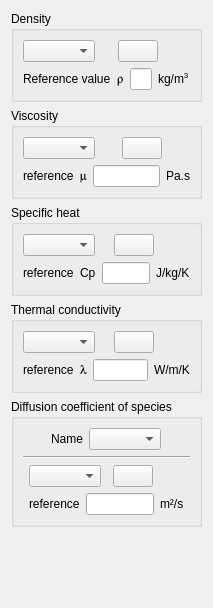
This is gui/Pages/FluidCharacteristicsForm.ui in code-saturne/code_saturne as Qt 5 draws it before an edit. The edited form follows.
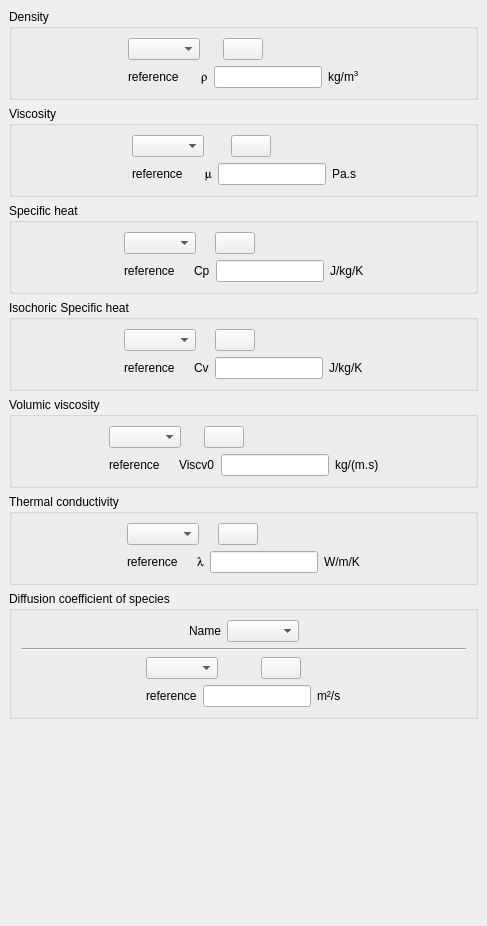
This is the edited form. Icons and pictures are not drawn.

What changed in the file:
```diff
--- a/gui/Pages/FluidCharacteristicsForm.ui
+++ b/gui/Pages/FluidCharacteristicsForm.ui
@@ -6,20 +6,376 @@
    <rect>
     <x>0</x>
     <y>0</y>
-    <width>203</width>
-    <height>608</height>
+    <width>487</width>
+    <height>926</height>
    </rect>
   </property>
   <property name="windowTitle">
    <string>Form</string>
   </property>
-  <layout class="QGridLayout" name="gridLayout">
+  <layout class="QGridLayout">
+   <property name="margin">
+    <number>9</number>
+   </property>
+   <property name="spacing">
+    <number>6</number>
+   </property>
+   <item row="3" column="0">
+    <widget class="QGroupBox" name="groupBoxCv">
+     <property name="title">
+      <string>Isochoric Specific heat</string>
+     </property>
+     <layout class="QGridLayout">
+      <property name="margin">
+       <number>9</number>
+      </property>
+      <property name="spacing">
+       <number>6</number>
+      </property>
+      <item row="0" column="2">
+       <spacer>
+        <property name="orientation">
+         <enum>Qt::Horizontal</enum>
+        </property>
+        <property name="sizeHint" stdset="0">
+         <size>
+          <width>50</width>
+          <height>22</height>
+         </size>
+        </property>
+       </spacer>
+      </item>
+      <item row="0" column="1">
+       <layout class="QVBoxLayout">
+        <property name="spacing">
+         <number>6</number>
+        </property>
+        <property name="margin">
+         <number>0</number>
+        </property>
+        <item>
+         <layout class="QHBoxLayout">
+          <property name="spacing">
+           <number>6</number>
+          </property>
+          <property name="margin">
+           <number>0</number>
+          </property>
+          <item>
+           <layout class="QHBoxLayout">
+            <property name="spacing">
+             <number>6</number>
+            </property>
+            <property name="margin">
+             <number>0</number>
+            </property>
+            <item>
+             <widget class="QComboBox" name="comboBoxCv">
+              <property name="toolTip">
+               <string>Code_Saturne key word: ICP</string>
+              </property>
+             </widget>
+            </item>
+            <item>
+             <spacer>
+              <property name="orientation">
+               <enum>Qt::Horizontal</enum>
+              </property>
+              <property name="sizeHint" stdset="0">
+               <size>
+                <width>13</width>
+                <height>22</height>
+               </size>
+              </property>
+             </spacer>
+            </item>
+            <item>
+             <widget class="QPushButton" name="pushButtonCv">
+              <property name="text">
+               <string/>
+              </property>
+              <property name="icon">
+               <iconset resource="resources_pages.qrc">
+                <normaloff>:/new/prefix1/icons/22x22/edit-find-replace.png</normaloff>:/new/prefix1/icons/22x22/edit-find-replace.png</iconset>
+              </property>
+              <property name="iconSize">
+               <size>
+                <width>22</width>
+                <height>22</height>
+               </size>
+              </property>
+             </widget>
+            </item>
+           </layout>
+          </item>
+          <item>
+           <spacer>
+            <property name="orientation">
+             <enum>Qt::Horizontal</enum>
+            </property>
+            <property name="sizeHint" stdset="0">
+             <size>
+              <width>17</width>
+              <height>17</height>
+             </size>
+            </property>
+           </spacer>
+          </item>
+         </layout>
+        </item>
+        <item>
+         <layout class="QHBoxLayout">
+          <property name="spacing">
+           <number>6</number>
+          </property>
+          <property name="margin">
+           <number>0</number>
+          </property>
+          <item>
+           <widget class="QLabel" name="labelCv">
+            <property name="text">
+             <string>reference</string>
+            </property>
+           </widget>
+          </item>
+          <item>
+           <spacer>
+            <property name="orientation">
+             <enum>Qt::Horizontal</enum>
+            </property>
+            <property name="sizeHint" stdset="0">
+             <size>
+              <width>13</width>
+              <height>22</height>
+             </size>
+            </property>
+           </spacer>
+          </item>
+          <item>
+           <widget class="QLabel" name="labelVarCv">
+            <property name="text">
+             <string>Cv</string>
+            </property>
+           </widget>
+          </item>
+          <item>
+           <widget class="QLineEdit" name="lineEditCv">
+            <property name="toolTip">
+             <string>Code_Saturne key word: CV0</string>
+            </property>
+           </widget>
+          </item>
+          <item>
+           <widget class="QLabel" name="labelUnitCp_2">
+            <property name="text">
+             <string>J/kg/K</string>
+            </property>
+           </widget>
+          </item>
+         </layout>
+        </item>
+       </layout>
+      </item>
+      <item row="0" column="0">
+       <spacer>
+        <property name="orientation">
+         <enum>Qt::Horizontal</enum>
+        </property>
+        <property name="sizeHint" stdset="0">
+         <size>
+          <width>50</width>
+          <height>22</height>
+         </size>
+        </property>
+       </spacer>
+      </item>
+     </layout>
+    </widget>
+   </item>
+   <item row="4" column="0">
+    <widget class="QGroupBox" name="groupBoxViscv0">
+     <property name="title">
+      <string>Volumic viscosity</string>
+     </property>
+     <layout class="QHBoxLayout">
+      <property name="spacing">
+       <number>6</number>
+      </property>
+      <property name="margin">
+       <number>9</number>
+      </property>
+      <item>
+       <spacer>
+        <property name="orientation">
+         <enum>Qt::Horizontal</enum>
+        </property>
+        <property name="sizeHint" stdset="0">
+         <size>
+          <width>50</width>
+          <height>22</height>
+         </size>
+        </property>
+       </spacer>
+      </item>
+      <item>
+       <layout class="QVBoxLayout">
+        <property name="spacing">
+         <number>6</number>
+        </property>
+        <property name="margin">
+         <number>0</number>
+        </property>
+        <item>
+         <layout class="QHBoxLayout">
+          <property name="spacing">
+           <number>6</number>
+          </property>
+          <property name="margin">
+           <number>0</number>
+          </property>
+          <item>
+           <layout class="QHBoxLayout">
+            <property name="spacing">
+             <number>6</number>
+            </property>
+            <property name="margin">
+             <number>0</number>
+            </property>
+            <item>
+             <widget class="QComboBox" name="comboBoxViscv0">
+              <property name="toolTip">
+               <string>Code_Saturne key word: ICP</string>
+              </property>
+             </widget>
+            </item>
+            <item>
+             <spacer>
+              <property name="orientation">
+               <enum>Qt::Horizontal</enum>
+              </property>
+              <property name="sizeHint" stdset="0">
+               <size>
+                <width>13</width>
+                <height>22</height>
+               </size>
+              </property>
+             </spacer>
+            </item>
+            <item>
+             <widget class="QPushButton" name="pushButtonViscv0">
+              <property name="text">
+               <string/>
+              </property>
+              <property name="icon">
+               <iconset resource="resources_pages.qrc">
+                <normaloff>:/new/prefix1/icons/22x22/edit-find-replace.png</normaloff>:/new/prefix1/icons/22x22/edit-find-replace.png</iconset>
+              </property>
+              <property name="iconSize">
+               <size>
+                <width>22</width>
+                <height>22</height>
+               </size>
+              </property>
+             </widget>
+            </item>
+           </layout>
+          </item>
+          <item>
+           <spacer>
+            <property name="orientation">
+             <enum>Qt::Horizontal</enum>
+            </property>
+            <property name="sizeHint" stdset="0">
+             <size>
+              <width>17</width>
+              <height>17</height>
+             </size>
+            </property>
+           </spacer>
+          </item>
+         </layout>
+        </item>
+        <item>
+         <layout class="QHBoxLayout">
+          <property name="spacing">
+           <number>6</number>
+          </property>
+          <property name="margin">
+           <number>0</number>
+          </property>
+          <item>
+           <widget class="QLabel" name="labelViscv0">
+            <property name="text">
+             <string>reference</string>
+            </property>
+           </widget>
+          </item>
+          <item>
+           <spacer>
+            <property name="orientation">
+             <enum>Qt::Horizontal</enum>
+            </property>
+            <property name="sizeHint" stdset="0">
+             <size>
+              <width>13</width>
+              <height>22</height>
+             </size>
+            </property>
+           </spacer>
+          </item>
+          <item>
+           <widget class="QLabel" name="labelVarViscv0">
+            <property name="text">
+             <string>Viscv0</string>
+            </property>
+           </widget>
+          </item>
+          <item>
+           <widget class="QLineEdit" name="lineEditViscv0">
+            <property name="toolTip">
+             <string>Code_Saturne key word: VISCV0</string>
+            </property>
+           </widget>
+          </item>
+          <item>
+           <widget class="QLabel" name="labelUnitViscv0">
+            <property name="text">
+             <string>kg/(m.s)</string>
+            </property>
+           </widget>
+          </item>
+         </layout>
+        </item>
+       </layout>
+      </item>
+      <item>
+       <spacer>
+        <property name="orientation">
+         <enum>Qt::Horizontal</enum>
+        </property>
+        <property name="sizeHint" stdset="0">
+         <size>
+          <width>50</width>
+          <height>22</height>
+         </size>
+        </property>
+       </spacer>
+      </item>
+     </layout>
+    </widget>
+   </item>
    <item row="0" column="0">
     <widget class="QGroupBox" name="groupBoxRho">
      <property name="title">
       <string>Density</string>
      </property>
-     <layout class="QHBoxLayout" name="horizontalLayout_4">
+     <layout class="QHBoxLayout">
+      <property name="spacing">
+       <number>6</number>
+      </property>
+      <property name="margin">
+       <number>9</number>
+      </property>
       <item>
        <spacer>
         <property name="orientation">
@@ -34,11 +390,29 @@
        </spacer>
       </item>
       <item>
-       <layout class="QVBoxLayout" name="verticalLayout">
+       <layout class="QVBoxLayout">
+        <property name="spacing">
+         <number>6</number>
+        </property>
+        <property name="margin">
+         <number>0</number>
+        </property>
         <item>
-         <layout class="QHBoxLayout" name="horizontalLayout_3">
+         <layout class="QHBoxLayout">
+          <property name="spacing">
+           <number>6</number>
+          </property>
+          <property name="margin">
+           <number>0</number>
+          </property>
           <item>
-           <layout class="QHBoxLayout" name="horizontalLayout">
+           <layout class="QHBoxLayout">
+            <property name="spacing">
+             <number>6</number>
+            </property>
+            <property name="margin">
+             <number>0</number>
+            </property>
             <item>
              <widget class="QComboBox" name="comboBoxRho">
               <property name="toolTip">
@@ -79,7 +453,7 @@
            </layout>
           </item>
           <item>
-           <spacer name="horizontalSpacer">
+           <spacer>
             <property name="orientation">
              <enum>Qt::Horizontal</enum>
             </property>
@@ -94,11 +468,17 @@
          </layout>
         </item>
         <item>
-         <layout class="QHBoxLayout" name="horizontalLayout_2">
+         <layout class="QHBoxLayout">
+          <property name="spacing">
+           <number>6</number>
+          </property>
+          <property name="margin">
+           <number>0</number>
+          </property>
           <item>
            <widget class="QLabel" name="labelRho">
             <property name="text">
-             <string>Reference value</string>
+             <string>reference</string>
             </property>
            </widget>
           </item>
@@ -166,7 +546,13 @@
      <property name="title">
       <string>Viscosity</string>
      </property>
-     <layout class="QHBoxLayout" name="horizontalLayout_8">
+     <layout class="QHBoxLayout">
+      <property name="spacing">
+       <number>6</number>
+      </property>
+      <property name="margin">
+       <number>9</number>
+      </property>
       <item>
        <spacer>
         <property name="orientation">
@@ -181,11 +567,29 @@
        </spacer>
       </item>
       <item>
-       <layout class="QVBoxLayout" name="verticalLayout_2">
+       <layout class="QVBoxLayout">
+        <property name="spacing">
+         <number>6</number>
+        </property>
+        <property name="margin">
+         <number>0</number>
+        </property>
         <item>
-         <layout class="QHBoxLayout" name="horizontalLayout_7">
+         <layout class="QHBoxLayout">
+          <property name="spacing">
+           <number>6</number>
+          </property>
+          <property name="margin">
+           <number>0</number>
+          </property>
           <item>
-           <layout class="QHBoxLayout" name="horizontalLayout_6">
+           <layout class="QHBoxLayout">
+            <property name="spacing">
+             <number>6</number>
+            </property>
+            <property name="margin">
+             <number>0</number>
+            </property>
             <item>
              <widget class="QComboBox" name="comboBoxMu">
               <property name="toolTip">
@@ -226,7 +630,7 @@
            </layout>
           </item>
           <item>
-           <spacer name="horizontalSpacer_2">
+           <spacer>
             <property name="orientation">
              <enum>Qt::Horizontal</enum>
             </property>
@@ -241,7 +645,13 @@
          </layout>
         </item>
         <item>
-         <layout class="QHBoxLayout" name="horizontalLayout_5">
+         <layout class="QHBoxLayout">
+          <property name="spacing">
+           <number>6</number>
+          </property>
+          <property name="margin">
+           <number>0</number>
+          </property>
           <item>
            <widget class="QLabel" name="labelMu">
             <property name="text">
@@ -308,301 +718,25 @@
      </layout>
     </widget>
    </item>
-   <item row="2" column="0">
-    <widget class="QGroupBox" name="groupBoxCp">
-     <property name="title">
-      <string>Specific heat</string>
+   <item row="7" column="0">
+    <spacer>
+     <property name="orientation">
+      <enum>Qt::Vertical</enum>
      </property>
-     <layout class="QHBoxLayout" name="horizontalLayout_12">
-      <item>
-       <spacer>
-        <property name="orientation">
-         <enum>Qt::Horizontal</enum>
-        </property>
-        <property name="sizeHint" stdset="0">
-         <size>
-          <width>50</width>
-          <height>22</height>
-         </size>
-        </property>
-       </spacer>
-      </item>
-      <item>
-       <layout class="QVBoxLayout" name="verticalLayout_3">
-        <item>
-         <layout class="QHBoxLayout" name="horizontalLayout_11">
-          <item>
-           <layout class="QHBoxLayout" name="horizontalLayout_10">
-            <item>
-             <widget class="QComboBox" name="comboBoxCp">
-              <property name="toolTip">
-               <string>Code_Saturne key word: ICP</string>
-              </property>
-             </widget>
-            </item>
-            <item>
-             <spacer>
-              <property name="orientation">
-               <enum>Qt::Horizontal</enum>
-              </property>
-              <property name="sizeHint" stdset="0">
-               <size>
-                <width>13</width>
-                <height>22</height>
-               </size>
-              </property>
-             </spacer>
-            </item>
-            <item>
-             <widget class="QPushButton" name="pushButtonCp">
-              <property name="text">
-               <string/>
-              </property>
-              <property name="icon">
-               <iconset resource="resources_pages.qrc">
-                <normaloff>:/new/prefix1/icons/22x22/edit-find-replace.png</normaloff>:/new/prefix1/icons/22x22/edit-find-replace.png</iconset>
-              </property>
-              <property name="iconSize">
-               <size>
-                <width>22</width>
-                <height>22</height>
-               </size>
-              </property>
-             </widget>
-            </item>
-           </layout>
-          </item>
-          <item>
-           <spacer name="horizontalSpacer_3">
-            <property name="orientation">
-             <enum>Qt::Horizontal</enum>
-            </property>
-            <property name="sizeHint" stdset="0">
-             <size>
-              <width>17</width>
-              <height>17</height>
-             </size>
-            </property>
-           </spacer>
-          </item>
-         </layout>
-        </item>
-        <item>
-         <layout class="QHBoxLayout" name="horizontalLayout_9">
-          <item>
-           <widget class="QLabel" name="labelCp">
-            <property name="text">
-             <string>reference</string>
-            </property>
-           </widget>
-          </item>
-          <item>
-           <spacer>
-            <property name="orientation">
-             <enum>Qt::Horizontal</enum>
-            </property>
-            <property name="sizeHint" stdset="0">
-             <size>
-              <width>13</width>
-              <height>22</height>
-             </size>
-            </property>
-           </spacer>
-          </item>
-          <item>
-           <widget class="QLabel" name="labelVarCp">
-            <property name="text">
-             <string>Cp</string>
-            </property>
-           </widget>
-          </item>
-          <item>
-           <widget class="QLineEdit" name="lineEditCp">
-            <property name="toolTip">
-             <string>Code_Saturne key word: CP0</string>
-            </property>
-           </widget>
-          </item>
-          <item>
-           <widget class="QLabel" name="labelUnitCp">
-            <property name="text">
-             <string>J/kg/K</string>
-            </property>
-           </widget>
-          </item>
-         </layout>
-        </item>
-       </layout>
-      </item>
-      <item>
-       <spacer>
-        <property name="orientation">
-         <enum>Qt::Horizontal</enum>
-        </property>
-        <property name="sizeHint" stdset="0">
-         <size>
-          <width>50</width>
-          <height>22</height>
-         </size>
-        </property>
-       </spacer>
-      </item>
-     </layout>
-    </widget>
-   </item>
-   <item row="3" column="0">
-    <widget class="QGroupBox" name="groupBoxAl">
-     <property name="title">
-      <string>Thermal conductivity</string>
+     <property name="sizeHint" stdset="0">
+      <size>
+       <width>469</width>
+       <height>16</height>
+      </size>
      </property>
-     <layout class="QHBoxLayout" name="horizontalLayout_16">
-      <item>
-       <spacer>
-        <property name="orientation">
-         <enum>Qt::Horizontal</enum>
-        </property>
-        <property name="sizeHint" stdset="0">
-         <size>
-          <width>53</width>
-          <height>22</height>
-         </size>
-        </property>
-       </spacer>
-      </item>
-      <item>
-       <layout class="QVBoxLayout" name="verticalLayout_4">
-        <item>
-         <layout class="QHBoxLayout" name="horizontalLayout_15">
-          <item>
-           <layout class="QHBoxLayout" name="horizontalLayout_14">
-            <item>
-             <widget class="QComboBox" name="comboBoxAl">
-              <property name="toolTip">
-               <string>Code_Saturne key word: IVISLS</string>
-              </property>
-             </widget>
-            </item>
-            <item>
-             <spacer>
-              <property name="orientation">
-               <enum>Qt::Horizontal</enum>
-              </property>
-              <property name="sizeHint" stdset="0">
-               <size>
-                <width>13</width>
-                <height>22</height>
-               </size>
-              </property>
-             </spacer>
-            </item>
-            <item>
-             <widget class="QPushButton" name="pushButtonAl">
-              <property name="text">
-               <string/>
-              </property>
-              <property name="icon">
-               <iconset resource="resources_pages.qrc">
-                <normaloff>:/new/prefix1/icons/22x22/edit-find-replace.png</normaloff>:/new/prefix1/icons/22x22/edit-find-replace.png</iconset>
-              </property>
-              <property name="iconSize">
-               <size>
-                <width>22</width>
-                <height>22</height>
-               </size>
-              </property>
-             </widget>
-            </item>
-           </layout>
-          </item>
-          <item>
-           <spacer name="horizontalSpacer_4">
-            <property name="orientation">
-             <enum>Qt::Horizontal</enum>
-            </property>
-            <property name="sizeHint" stdset="0">
-             <size>
-              <width>13</width>
-              <height>20</height>
-             </size>
-            </property>
-           </spacer>
-          </item>
-         </layout>
-        </item>
-        <item>
-         <layout class="QHBoxLayout" name="horizontalLayout_13">
-          <item>
-           <widget class="QLabel" name="labelAl">
-            <property name="text">
-             <string>reference</string>
-            </property>
-           </widget>
-          </item>
-          <item>
-           <spacer>
-            <property name="orientation">
-             <enum>Qt::Horizontal</enum>
-            </property>
-            <property name="sizeHint" stdset="0">
-             <size>
-              <width>13</width>
-              <height>22</height>
-             </size>
-            </property>
-           </spacer>
-          </item>
-          <item>
-           <widget class="QLabel" name="labelVarAl">
-            <property name="font">
-             <font>
-              <family>Symbol</family>
-             </font>
-            </property>
-            <property name="text">
-             <string>l</string>
-            </property>
-           </widget>
-          </item>
-          <item>
-           <widget class="QLineEdit" name="lineEditAl">
-            <property name="toolTip">
-             <string>Code_Saturne key word: VISLS0*CP0</string>
-            </property>
-           </widget>
-          </item>
-          <item>
-           <widget class="QLabel" name="labelUnitAl">
-            <property name="text">
-             <string>W/m/K</string>
-            </property>
-           </widget>
-          </item>
-         </layout>
-        </item>
-       </layout>
-      </item>
-      <item>
-       <spacer>
-        <property name="orientation">
-         <enum>Qt::Horizontal</enum>
-        </property>
-        <property name="sizeHint" stdset="0">
-         <size>
-          <width>52</width>
-          <height>22</height>
-         </size>
-        </property>
-       </spacer>
-      </item>
-     </layout>
-    </widget>
+    </spacer>
    </item>
-   <item row="4" column="0">
+   <item row="6" column="0">
     <widget class="QGroupBox" name="groupBoxDiff">
      <property name="title">
       <string>Diffusion coefficient of species</string>
      </property>
-     <layout class="QGridLayout" name="_7">
+     <layout class="QGridLayout">
       <property name="margin">
        <number>9</number>
       </property>
@@ -610,7 +744,7 @@
        <number>6</number>
       </property>
       <item row="2" column="1">
-       <layout class="QVBoxLayout" name="_8">
+       <layout class="QVBoxLayout">
         <property name="spacing">
          <number>6</number>
         </property>
@@ -618,7 +752,7 @@
          <number>0</number>
         </property>
         <item>
-         <layout class="QHBoxLayout" name="_9">
+         <layout class="QHBoxLayout">
           <property name="spacing">
            <number>6</number>
           </property>
@@ -668,7 +802,7 @@
          </layout>
         </item>
         <item>
-         <layout class="QHBoxLayout" name="_10">
+         <layout class="QHBoxLayout">
           <property name="spacing">
            <number>6</number>
           </property>
@@ -723,7 +857,7 @@
        </spacer>
       </item>
       <item row="0" column="0" colspan="3">
-       <layout class="QHBoxLayout" name="_11">
+       <layout class="QHBoxLayout">
         <property name="spacing">
          <number>6</number>
         </property>
@@ -779,17 +913,353 @@
     </widget>
    </item>
    <item row="5" column="0">
-    <spacer>
-     <property name="orientation">
-      <enum>Qt::Vertical</enum>
+    <widget class="QGroupBox" name="groupBoxAl">
+     <property name="title">
+      <string>Thermal conductivity</string>
      </property>
-     <property name="sizeHint" stdset="0">
-      <size>
-       <width>20</width>
-       <height>40</height>
-      </size>
+     <layout class="QHBoxLayout">
+      <property name="spacing">
+       <number>6</number>
+      </property>
+      <property name="margin">
+       <number>9</number>
+      </property>
+      <item>
+       <spacer>
+        <property name="orientation">
+         <enum>Qt::Horizontal</enum>
+        </property>
+        <property name="sizeHint" stdset="0">
+         <size>
+          <width>53</width>
+          <height>22</height>
+         </size>
+        </property>
+       </spacer>
+      </item>
+      <item>
+       <layout class="QVBoxLayout">
+        <property name="spacing">
+         <number>6</number>
+        </property>
+        <property name="margin">
+         <number>0</number>
+        </property>
+        <item>
+         <layout class="QHBoxLayout">
+          <property name="spacing">
+           <number>6</number>
+          </property>
+          <property name="margin">
+           <number>0</number>
+          </property>
+          <item>
+           <layout class="QHBoxLayout">
+            <property name="spacing">
+             <number>6</number>
+            </property>
+            <property name="margin">
+             <number>0</number>
+            </property>
+            <item>
+             <widget class="QComboBox" name="comboBoxAl">
+              <property name="toolTip">
+               <string>Code_Saturne key word: IVISLS</string>
+              </property>
+             </widget>
+            </item>
+            <item>
+             <spacer>
+              <property name="orientation">
+               <enum>Qt::Horizontal</enum>
+              </property>
+              <property name="sizeHint" stdset="0">
+               <size>
+                <width>13</width>
+                <height>22</height>
+               </size>
+              </property>
+             </spacer>
+            </item>
+            <item>
+             <widget class="QPushButton" name="pushButtonAl">
+              <property name="text">
+               <string/>
+              </property>
+              <property name="icon">
+               <iconset resource="resources_pages.qrc">
+                <normaloff>:/new/prefix1/icons/22x22/edit-find-replace.png</normaloff>:/new/prefix1/icons/22x22/edit-find-replace.png</iconset>
+              </property>
+              <property name="iconSize">
+               <size>
+                <width>22</width>
+                <height>22</height>
+               </size>
+              </property>
+             </widget>
+            </item>
+           </layout>
+          </item>
+          <item>
+           <spacer>
+            <property name="orientation">
+             <enum>Qt::Horizontal</enum>
+            </property>
+            <property name="sizeHint" stdset="0">
+             <size>
+              <width>13</width>
+              <height>20</height>
+             </size>
+            </property>
+           </spacer>
+          </item>
+         </layout>
+        </item>
+        <item>
+         <layout class="QHBoxLayout">
+          <property name="spacing">
+           <number>6</number>
+          </property>
+          <property name="margin">
+           <number>0</number>
+          </property>
+          <item>
+           <widget class="QLabel" name="labelAl">
+            <property name="text">
+             <string>reference</string>
+            </property>
+           </widget>
+          </item>
+          <item>
+           <spacer>
+            <property name="orientation">
+             <enum>Qt::Horizontal</enum>
+            </property>
+            <property name="sizeHint" stdset="0">
+             <size>
+              <width>13</width>
+              <height>22</height>
+             </size>
+            </property>
+           </spacer>
+          </item>
+          <item>
+           <widget class="QLabel" name="labelVarAl">
+            <property name="font">
+             <font>
+              <family>Symbol</family>
+             </font>
+            </property>
+            <property name="text">
+             <string>l</string>
+            </property>
+           </widget>
+          </item>
+          <item>
+           <widget class="QLineEdit" name="lineEditAl">
+            <property name="toolTip">
+             <string>Code_Saturne key word: VISLS0*CP0</string>
+            </property>
+           </widget>
+          </item>
+          <item>
+           <widget class="QLabel" name="labelUnitAl">
+            <property name="text">
+             <string>W/m/K</string>
+            </property>
+           </widget>
+          </item>
+         </layout>
+        </item>
+       </layout>
+      </item>
+      <item>
+       <spacer>
+        <property name="orientation">
+         <enum>Qt::Horizontal</enum>
+        </property>
+        <property name="sizeHint" stdset="0">
+         <size>
+          <width>52</width>
+          <height>22</height>
+         </size>
+        </property>
+       </spacer>
+      </item>
+     </layout>
+    </widget>
+   </item>
+   <item row="2" column="0">
+    <widget class="QGroupBox" name="groupBoxCp">
+     <property name="title">
+      <string>Specific heat</string>
      </property>
-    </spacer>
+     <layout class="QHBoxLayout">
+      <property name="spacing">
+       <number>6</number>
+      </property>
+      <property name="margin">
+       <number>9</number>
+      </property>
+      <item>
+       <spacer>
+        <property name="orientation">
+         <enum>Qt::Horizontal</enum>
+        </property>
+        <property name="sizeHint" stdset="0">
+         <size>
+          <width>50</width>
+          <height>22</height>
+         </size>
+        </property>
+       </spacer>
+      </item>
+      <item>
+       <layout class="QVBoxLayout">
+        <property name="spacing">
+         <number>6</number>
+        </property>
+        <property name="margin">
+         <number>0</number>
+        </property>
+        <item>
+         <layout class="QHBoxLayout">
+          <property name="spacing">
+           <number>6</number>
+          </property>
+          <property name="margin">
+           <number>0</number>
+          </property>
+          <item>
+           <layout class="QHBoxLayout">
+            <property name="spacing">
+             <number>6</number>
+            </property>
+            <property name="margin">
+             <number>0</number>
+            </property>
+            <item>
+             <widget class="QComboBox" name="comboBoxCp">
+              <property name="toolTip">
+               <string>Code_Saturne key word: ICP</string>
+              </property>
+             </widget>
+            </item>
+            <item>
+             <spacer>
+              <property name="orientation">
+               <enum>Qt::Horizontal</enum>
+              </property>
+              <property name="sizeHint" stdset="0">
+               <size>
+                <width>13</width>
+                <height>22</height>
+               </size>
+              </property>
+             </spacer>
+            </item>
+            <item>
+             <widget class="QPushButton" name="pushButtonCp">
+              <property name="text">
+               <string/>
+              </property>
+              <property name="icon">
+               <iconset resource="resources_pages.qrc">
+                <normaloff>:/new/prefix1/icons/22x22/edit-find-replace.png</normaloff>:/new/prefix1/icons/22x22/edit-find-replace.png</iconset>
+              </property>
+              <property name="iconSize">
+               <size>
+                <width>22</width>
+                <height>22</height>
+               </size>
+              </property>
+             </widget>
+            </item>
+           </layout>
+          </item>
+          <item>
+           <spacer>
+            <property name="orientation">
+             <enum>Qt::Horizontal</enum>
+            </property>
+            <property name="sizeHint" stdset="0">
+             <size>
+              <width>17</width>
+              <height>17</height>
+             </size>
+            </property>
+           </spacer>
+          </item>
+         </layout>
+        </item>
+        <item>
+         <layout class="QHBoxLayout">
+          <property name="spacing">
+           <number>6</number>
+          </property>
+          <property name="margin">
+           <number>0</number>
+          </property>
+          <item>
+           <widget class="QLabel" name="labelCp">
+            <property name="text">
+             <string>reference</string>
+            </property>
+           </widget>
+          </item>
+          <item>
+           <spacer>
+            <property name="orientation">
+             <enum>Qt::Horizontal</enum>
+            </property>
+            <property name="sizeHint" stdset="0">
+             <size>
+              <width>13</width>
+              <height>22</height>
+             </size>
+            </property>
+           </spacer>
+          </item>
+          <item>
+           <widget class="QLabel" name="labelVarCp">
+            <property name="text">
+             <string>Cp</string>
+            </property>
+           </widget>
+          </item>
+          <item>
+           <widget class="QLineEdit" name="lineEditCp">
+            <property name="toolTip">
+             <string>Code_Saturne key word: CP0</string>
+            </property>
+           </widget>
+          </item>
+          <item>
+           <widget class="QLabel" name="labelUnitCp">
+            <property name="text">
+             <string>J/kg/K</string>
+            </property>
+           </widget>
+          </item>
+         </layout>
+        </item>
+       </layout>
+      </item>
+      <item>
+       <spacer>
+        <property name="orientation">
+         <enum>Qt::Horizontal</enum>
+        </property>
+        <property name="sizeHint" stdset="0">
+         <size>
+          <width>50</width>
+          <height>22</height>
+         </size>
+        </property>
+       </spacer>
+      </item>
+     </layout>
+    </widget>
    </item>
   </layout>
  </widget>
```
Left out of the diff: 1 changed line with no effect on the pictures.
